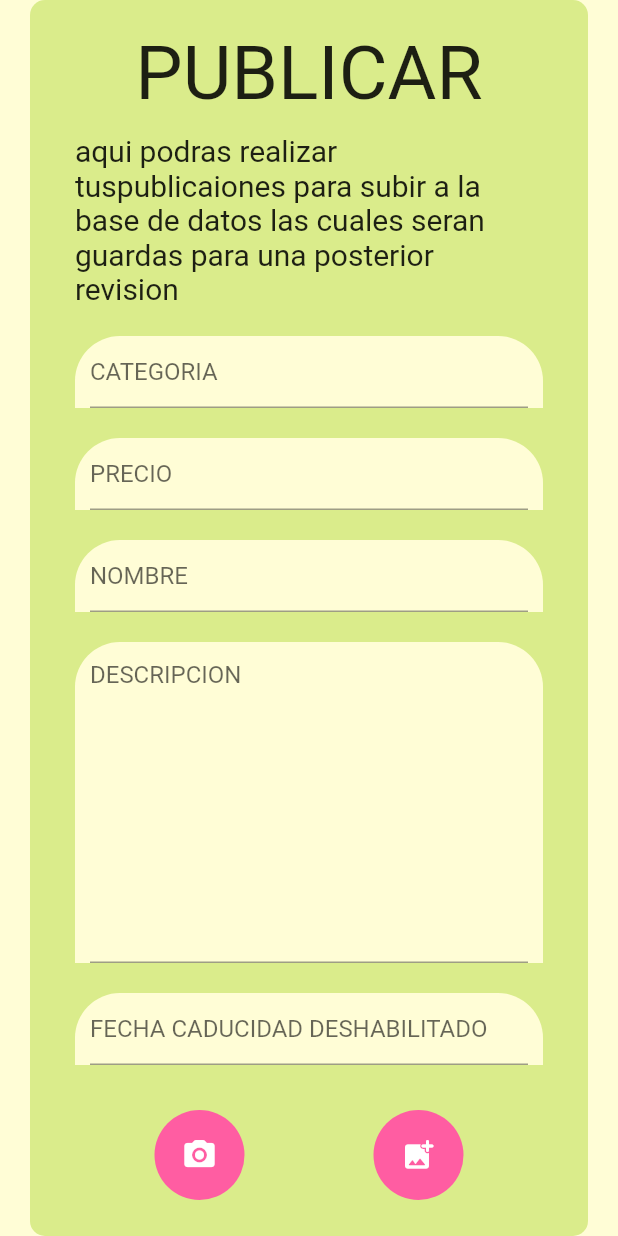
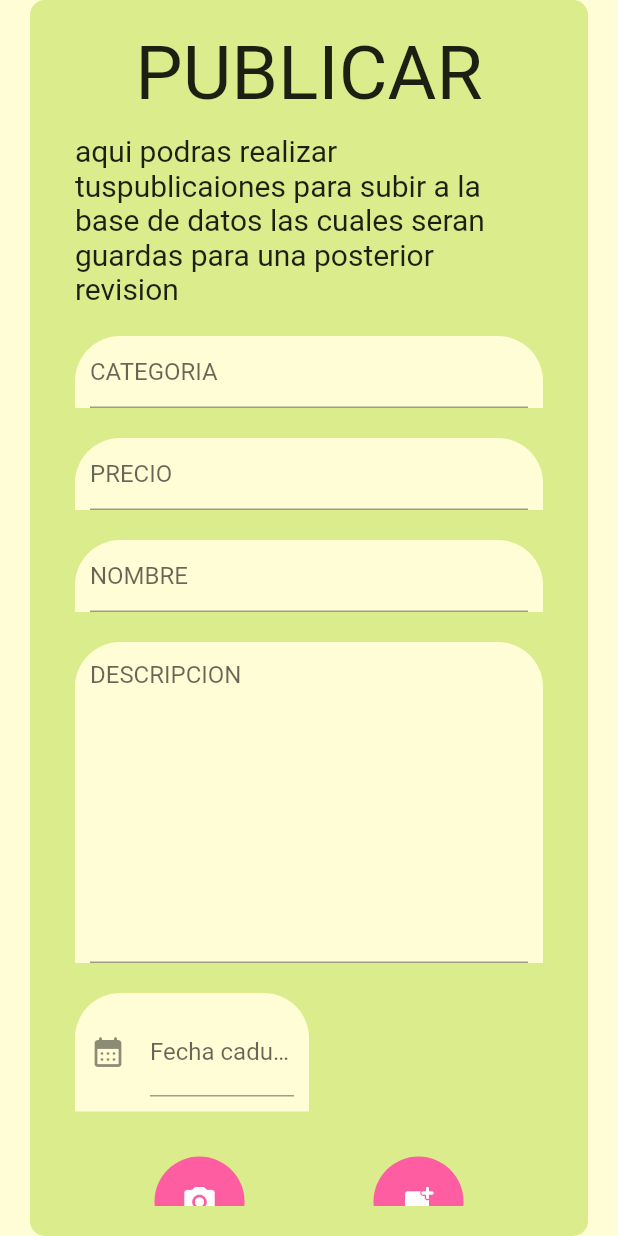
Before and after one commit to BastianOlivares/Proyecto_Titulo, a Flutter app: what venderView() shows on an empty page, opened directly, on a phone screen of 412 x 824 dp. Run offline on Flutter 3.47's test engine with Material 2 defaults, Android fonts, the phone set to English and light mode, and no system bars; our stand-ins replace cloud_firestore, firebase_auth, firebase_core, firebase_storage, flutter_swiper, google_nav_bar and 1 more; accounts and stored records are empty.

Commit message:
subiendo fecha actual antes de probar la libreria intl

```diff
--- a/lib/model/publicacionesModel.dart
+++ b/lib/model/publicacionesModel.dart
@@ -8,6 +8,7 @@ class PublicacionModel {
   final String nombre;
   final int precio;
   final String idImagen;
+  final DateTime fechaPublicacion;
 
   const PublicacionModel({
     required this.categoria,
@@ -16,6 +17,7 @@ class PublicacionModel {
     required this.nombre,
     required this.precio,
     required this.idImagen,
+    required this.fechaPublicacion,
   });
 
   factory PublicacionModel.fromSnapShot(DocumentSnapshot snap) {
@@ -28,6 +30,7 @@ class PublicacionModel {
       nombre : snapshot['nombre'],
       precio : snapshot['precio'],
       idImagen: snapshot['idImagen'],
+      fechaPublicacion: snapshot['fechaPublicacion'],
     );
   }
 
@@ -39,6 +42,7 @@ class PublicacionModel {
       nombre: json['nombre'] as String,
       precio: json['precio'] as int,
       idImagen: json['idImagen'] as String,
+      fechaPublicacion: json['fechaPublicacion'] as DateTime,
     );
 
   Map<String, Object?> toJson() => {
@@ -47,6 +51,7 @@ class PublicacionModel {
     "id_user" : id_user,
     "nombre" : nombre,
     "precio" : precio,
-    "idImagen" : idImagen
+    "idImagen" : idImagen,
+    "fechaPublicacion" : fechaPublicacion,
   };
 }
--- a/lib/remote_data_sources/firestoreHelper.dart
+++ b/lib/remote_data_sources/firestoreHelper.dart
@@ -58,6 +58,7 @@ class FirestoreHelper {
       nombre : publicacion.nombre,
       precio : publicacion.precio,
       idImagen : urlImage,
+      fechaPublicacion: publicacion.fechaPublicacion
     ).toJson();
 
     try{
--- a/lib/views/venderView.dart
+++ b/lib/views/venderView.dart
@@ -29,12 +29,14 @@ class _venderViewState extends State<venderView> {
   final TextEditingController _nombreController = TextEditingController();
   final TextEditingController _descripcionController = TextEditingController();
   final TextEditingController _precioController = TextEditingController();
-  final TextEditingController _fechaCaducidadController = TextEditingController();
+  TextEditingController _fechaCaducidadController = TextEditingController();
 
   final TextInputType _textoType =TextInputType.text;
   final TextInputType _numeroType = TextInputType.number;
   final TextInputType _multiLineType = TextInputType.multiline;
   final TextInputType _dataType = TextInputType.datetime;
+
+
 
   //VARIABLES DE IMAGENES
   var _imagenSeleccionada = null;
@@ -82,7 +84,55 @@ class _venderViewState extends State<venderView> {
           _inputPublicacion("DESCRIPCION", _descripcionController, 10, _multiLineType),
 
           //FECHA CADUDIDAD
-          _inputPublicacion("FECHA CADUCIDAD DESHABILITADO", _fechaCaducidadController, 1, _dataType),
+          Padding(
+            padding: const EdgeInsets.all(10.0),
+            child: Row(
+              children: [
+                Expanded(
+                  child: Container(
+                    decoration: BoxDecoration(
+                      borderRadius: const BorderRadius.only(topLeft: Radius.circular(30.0), topRight: Radius.circular(30.0)),
+                      color: Theme.of(context).backgroundColor,
+                    ),
+                    child: Padding(
+                      padding: const EdgeInsets.all(10.0),
+                      child: TextField (
+                        controller: _fechaCaducidadController,
+                        decoration: const InputDecoration(
+                          icon: Icon(Icons.calendar_month_rounded),
+                          labelText: "Fecha caducidad"
+                        ),
+                        onTap: () async{
+                          DateTime? fecha = await showDatePicker(
+                            context: context,
+                            initialDate: DateTime.now(),
+                            firstDate: DateTime(2000),
+                            lastDate: DateTime(2101)
+                          );
+
+                          if(fecha != null) {
+                            setState(() {
+                              _fechaCaducidadController.text = fecha as String ;
+                            });
+                          }
+                        },
+                      ),
+                    ),
+                  ),
+
+                ),
+
+                Expanded(
+                  child: Container(
+                    decoration: BoxDecoration(
+                      borderRadius: const BorderRadius.only(topLeft: Radius.circular(30.0), topRight: Radius.circular(30.0)),
+                      color: Theme.of(context).backgroundColor,
+                    ),
+                  ),
+                )
+              ]
+            ),
+          ),
 
           if(_imagenSeleccionada != null)
             Padding(
@@ -147,6 +197,8 @@ class _venderViewState extends State<venderView> {
                 backgroundColor: MaterialStatePropertyAll<Color>(Theme.of(context).primaryColor)
               ),
               onPressed: (){
+                var fechaPublicacion = DateTime.now(); //Desde esta var puedo sumar o restar horas
+                //var fechaMaximaPublicacio =fechaPublicacion.add(const Duration(hours: 24));
                 var imageId = const   Uuid().v1();
                 FirestoreHelper.crearPublicacion(_imagenSeleccionada ,PublicacionModel(
                   categoria : _categoriaController.text,
@@ -154,7 +206,8 @@ class _venderViewState extends State<venderView> {
                   id_user : idUsuario,
                   nombre : _nombreController.text,
                   precio : int.parse(_precioController.text),
-                  idImagen: imageId
+                  idImagen: imageId,
+                  fechaPublicacion : fechaPublicacion
                 ));
               },
               child: Container(
--- a/pubspec.yaml
+++ b/pubspec.yaml
@@ -39,10 +39,11 @@ dependencies:
   firebase_core:
   lazy_load_scrollview: ^1.3.0
   google_nav_bar: ^5.0.6
-  firebase_storage: ^10.3.11
-  image_picker: 0.6.1+11  #se uso una version antigua por que fue la que me funciono en el momento
+  firebase_storage:
+  image_picker:   #se uso una version antigua por que fue la que me funciono en el momento
   uuid:
   firebase_auth:
+
 
 
 
```
